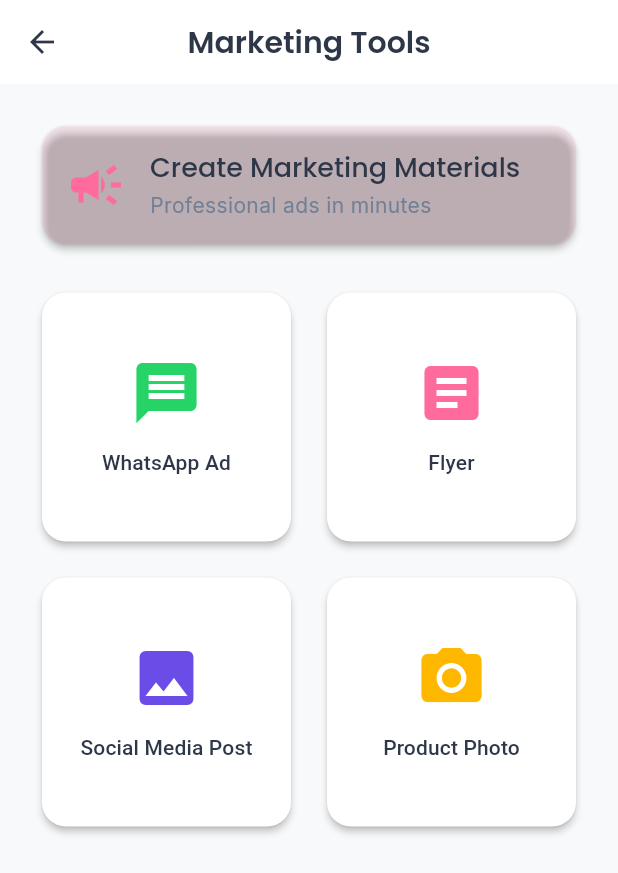
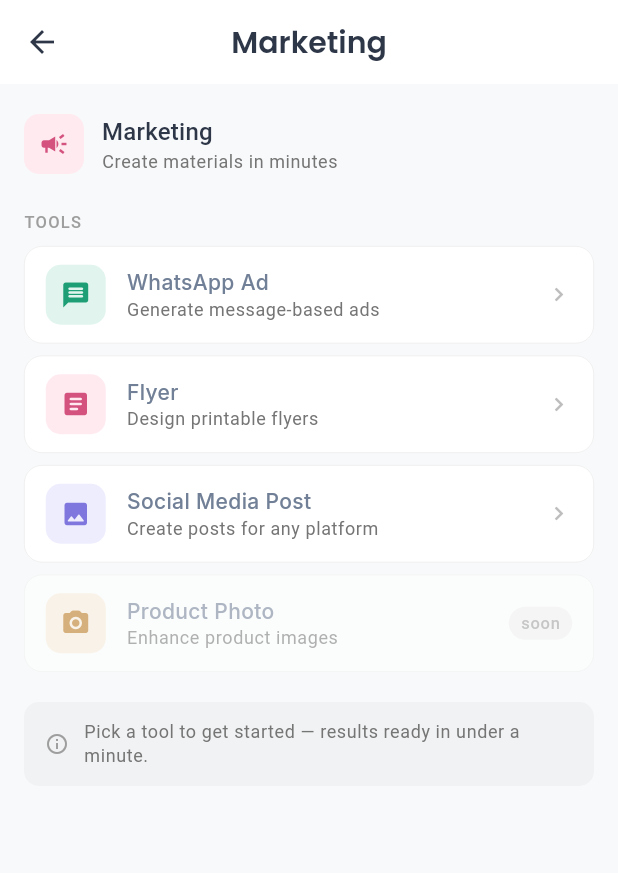
Before and after one commit to vibha1019/sakhi_app, a Flutter app: the MarketingGeneratorScreen screen opened by its route, on a phone screen of 412 x 824 dp. Shown: the top 873 px of the screen. Run offline on Flutter 3.47's test engine with Material 3 defaults, Android fonts, the phone set to English and light mode, and no system bars; our stand-ins replace cloud_firestore, firebase_auth, firebase_core, fl_chart, flutter_dotenv, google_fonts and 2 more; accounts and stored records are empty.

Commit message:
fix some ui

```diff
--- a/lib/screens/marketing/marketing_generator_screen.dart
+++ b/lib/screens/marketing/marketing_generator_screen.dart
@@ -1,6 +1,6 @@
 import 'package:flutter/material.dart';
 import 'package:micromitra/screens/marketing/whatsapp_ad_generator_screen.dart';
-import 'package:micromitra/screens/marketing/flyer_generator_screen.dart'; // NEW IMPORT
+import 'package:micromitra/screens/marketing/flyer_generator_screen.dart';
 import 'package:micromitra/screens/marketing/social_media_post_screen.dart';
 
 class MarketingGeneratorScreen extends StatelessWidget {
@@ -10,148 +10,216 @@ class MarketingGeneratorScreen extends StatelessWidget {
   Widget build(BuildContext context) {
     return Scaffold(
       appBar: AppBar(
-        title: const Text('Marketing Tools'),
+        title: const Text('Marketing'),
       ),
-      body: SingleChildScrollView(
-        padding: const EdgeInsets.all(24),
-        child: Column(
-          crossAxisAlignment: CrossAxisAlignment.stretch,
+      body: ListView(
+        padding: const EdgeInsets.symmetric(horizontal: 16, vertical: 20),
         children: [
-            // Header Card
-            Card(
-              color: const Color(0xFFFF6B9D).withOpacity(0.1),
-              child: Padding(
-                padding: const EdgeInsets.all(16),
-                child: Row(
+          // Header
+          Row(
             children: [
-                    Icon(
-                      Icons.campaign,
-                      size: 40,
-                      color: const Color(0xFFFF6B9D),
+              Container(
+                width: 40,
+                height: 40,
+                decoration: BoxDecoration(
+                  color: const Color(0xFFFFEAF0),
+                  borderRadius: BorderRadius.circular(10),
                 ),
-                    const SizedBox(width: 16),
-                    Expanded(
-                      child: Column(
+                child: const Icon(Icons.campaign, color: Color(0xFFD4537E), size: 20),
+              ),
+              const SizedBox(width: 12),
+              Column(
                 crossAxisAlignment: CrossAxisAlignment.start,
                 children: [
                   Text(
-                            'Create Marketing Materials',
-                            style: Theme.of(context).textTheme.titleLarge,
+                    'Marketing',
+                    style: Theme.of(context).textTheme.titleMedium,
                   ),
-                          const SizedBox(height: 4),
                   Text(
-                            'Professional ads in minutes',
-                            style: Theme.of(context).textTheme.bodyMedium,
+                    'Create materials in minutes',
+                    style: Theme.of(context)
+                        .textTheme
+                        .bodySmall
+                        ?.copyWith(color: Colors.grey[600]),
+                  ),
+                ],
+              ),
+            ],
+          ),
+          const SizedBox(height: 24),
+
+          // Section label
+          Text(
+            'TOOLS',
+            style: Theme.of(context).textTheme.labelSmall?.copyWith(
+                  color: Colors.grey[500],
+                  letterSpacing: 0.8,
+                ),
+          ),
+          const SizedBox(height: 8),
+
+          // Tool rows
+          _ToolRow(
+            title: 'WhatsApp Ad',
+            subtitle: 'Generate message-based ads',
+            icon: Icons.message_rounded,
+            iconColor: const Color(0xFF1D9E75),
+            iconBg: const Color(0xFFE1F5EE),
+            onTap: () => Navigator.push(
+              context,
+              MaterialPageRoute(builder: (_) => const WhatsAppAdGeneratorScreen()),
+            ),
+          ),
+          const SizedBox(height: 8),
+          _ToolRow(
+            title: 'Flyer',
+            subtitle: 'Design printable flyers',
+            icon: Icons.article_rounded,
+            iconColor: const Color(0xFFD4537E),
+            iconBg: const Color(0xFFFFEAF0),
+            onTap: () => Navigator.push(
+              context,
+              MaterialPageRoute(builder: (_) => const FlyerGeneratorScreen()),
+            ),
+          ),
+          const SizedBox(height: 8),
+          _ToolRow(
+            title: 'Social Media Post',
+            subtitle: 'Create posts for any platform',
+            icon: Icons.image_rounded,
+            iconColor: const Color(0xFF7F77DD),
+            iconBg: const Color(0xFFEEEDFE),
+            onTap: () => Navigator.push(
+              context,
+              MaterialPageRoute(builder: (_) => const SocialMediaPostScreen()),
+            ),
+          ),
+          const SizedBox(height: 8),
+          _ToolRow(
+            title: 'Product Photo',
+            subtitle: 'Enhance product images',
+            icon: Icons.photo_camera_rounded,
+            iconColor: const Color(0xFFBA7517),
+            iconBg: const Color(0xFFFAEEDA),
+            comingSoon: true,
+            onTap: () => ScaffoldMessenger.of(context).showSnackBar(
+              const SnackBar(content: Text('Photo Enhancer — coming soon!')),
+            ),
+          ),
+
+          const SizedBox(height: 20),
+
+          // Info footer
+          Container(
+            padding: const EdgeInsets.symmetric(horizontal: 14, vertical: 12),
+            decoration: BoxDecoration(
+              color: Colors.grey.withOpacity(0.08),
+              borderRadius: BorderRadius.circular(10),
+            ),
+            child: Row(
+              children: [
+                Icon(Icons.info_outline, size: 16, color: Colors.grey[500]),
+                const SizedBox(width: 10),
+                Expanded(
+                  child: Text(
+                    'Pick a tool to get started — results ready in under a minute.',
+                    style: Theme.of(context)
+                        .textTheme
+                        .bodySmall
+                        ?.copyWith(color: Colors.grey[600]),
+                  ),
                 ),
               ],
             ),
           ),
         ],
       ),
-              ),
-            ),
-            const SizedBox(height: 24),
-
-            // Marketing Options Grid
-            GridView.count(
-              shrinkWrap: true,
-              physics: const NeverScrollableScrollPhysics(),
-              crossAxisCount: 2,
-              crossAxisSpacing: 16,
-              mainAxisSpacing: 16,
-              children: [
-                _MarketingOption(
-                  title: 'WhatsApp Ad',
-                  icon: Icons.message,
-                  color: const Color(0xFF25D366),
-                  onTap: () {
-                    Navigator.push(
-                      context,
-                      MaterialPageRoute(
-                          builder: (_) => const WhatsAppAdGeneratorScreen()),
-                    );
-                  },
-                ),
-                _MarketingOption(
-                  title: 'Flyer',
-                  icon: Icons.article,
-                  color: const Color(0xFFFF6B9D),
-                  onTap: () {
-                    // NEW: Now navigates to the Flyer Generator
-                    Navigator.push(
-                      context,
-                      MaterialPageRoute(
-                          builder: (_) => const FlyerGeneratorScreen()),
-                    );
-                  },
-                ),
-                _MarketingOption(
-                  title: 'Social Media Post',
-                  icon: Icons.image,
-                  color: const Color(0xFF6B4CE6),
-                  onTap: () {
-                    // Navigate to the Social Media Creator
-                    Navigator.push(
-                      context,
-                      MaterialPageRoute(
-                          builder: (_) => const SocialMediaPostScreen()),
-                    );
-                  },
-                ),
-
-                _MarketingOption(
-                  title: 'Product Photo',
-                  icon: Icons.photo_camera,
-                  color: const Color(0xFFFFB800),
-                  onTap: () {
-                    ScaffoldMessenger.of(context).showSnackBar(
-                      const SnackBar(
-                          content: Text('Photo Enhancer - Coming soon!')),
-                    );
-                  },
-                ),
-              ],
-            ),
-          ],
-        ),
-      ),
     );
   }
 }
 
-class _MarketingOption extends StatelessWidget {
+class _ToolRow extends StatelessWidget {
   final String title;
+  final String subtitle;
   final IconData icon;
-  final Color color;
+  final Color iconColor;
+  final Color iconBg;
   final VoidCallback onTap;
+  final bool comingSoon;
 
-  const _MarketingOption({
+  const _ToolRow({
     required this.title,
+    required this.subtitle,
     required this.icon,
-    required this.color,
+    required this.iconColor,
+    required this.iconBg,
     required this.onTap,
+    this.comingSoon = false,
   });
 
   @override
   Widget build(BuildContext context) {
-    return Card(
-      elevation: 2,
+    return Opacity(
+      opacity: comingSoon ? 0.55 : 1.0,
+      child: Material(
+        color: Theme.of(context).cardColor,
+        borderRadius: BorderRadius.circular(12),
         child: InkWell(
           onTap: onTap,
           borderRadius: BorderRadius.circular(12),
-        child: Padding(
-          padding: const EdgeInsets.all(16),
+          child: Container(
+            padding: const EdgeInsets.symmetric(horizontal: 14, vertical: 12),
+            decoration: BoxDecoration(
+              border: Border.all(color: Colors.grey.withOpacity(0.2), width: 0.5),
+              borderRadius: BorderRadius.circular(12),
+            ),
+            child: Row(
+              children: [
+                Container(
+                  width: 40,
+                  height: 40,
+                  decoration: BoxDecoration(
+                    color: iconBg,
+                    borderRadius: BorderRadius.circular(10),
+                  ),
+                  child: Icon(icon, color: iconColor, size: 20),
+                ),
+                const SizedBox(width: 14),
+                Expanded(
                   child: Column(
-            mainAxisAlignment: MainAxisAlignment.center,
+                    crossAxisAlignment: CrossAxisAlignment.start,
                     children: [
-              Icon(icon, size: 48, color: color),
-              const SizedBox(height: 12),
-              Text(
-                title,
-                style: Theme.of(context).textTheme.titleSmall,
-                textAlign: TextAlign.center,
+                      Text(title,
+                          style: Theme.of(context).textTheme.bodyMedium?.copyWith(
+                                fontWeight: FontWeight.w500,
+                              )),
+                      Text(subtitle,
+                          style: Theme.of(context)
+                              .textTheme
+                              .bodySmall
+                              ?.copyWith(color: Colors.grey[600])),
+                    ],
                   ),
+                ),
+                if (comingSoon)
+                  Container(
+                    padding: const EdgeInsets.symmetric(horizontal: 8, vertical: 3),
+                    decoration: BoxDecoration(
+                      color: Colors.grey.withOpacity(0.12),
+                      borderRadius: BorderRadius.circular(20),
+                    ),
+                    child: Text(
+                      'soon',
+                      style: Theme.of(context)
+                          .textTheme
+                          .labelSmall
+                          ?.copyWith(color: Colors.grey[500]),
+                    ),
+                  )
+                else
+                  Icon(Icons.chevron_right, color: Colors.grey[400], size: 18),
               ],
+            ),
           ),
         ),
       ),
```
Also changed, not shown: firebase.json, 2 other files. Lines whose indentation alone changed are shown as unchanged.
